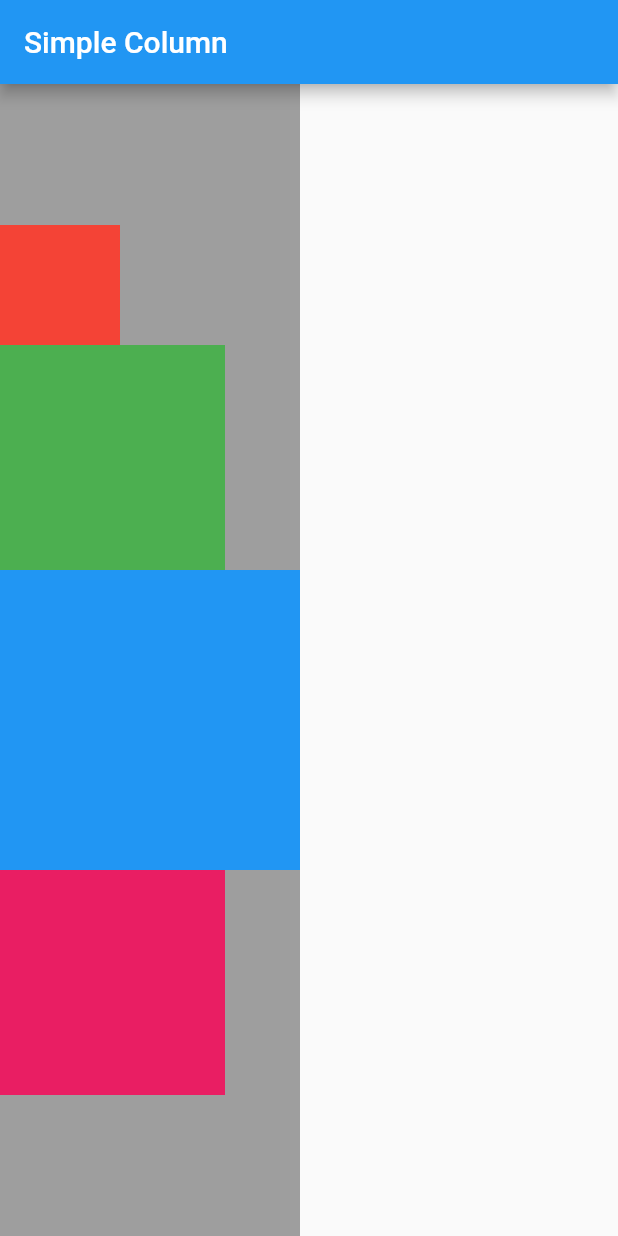
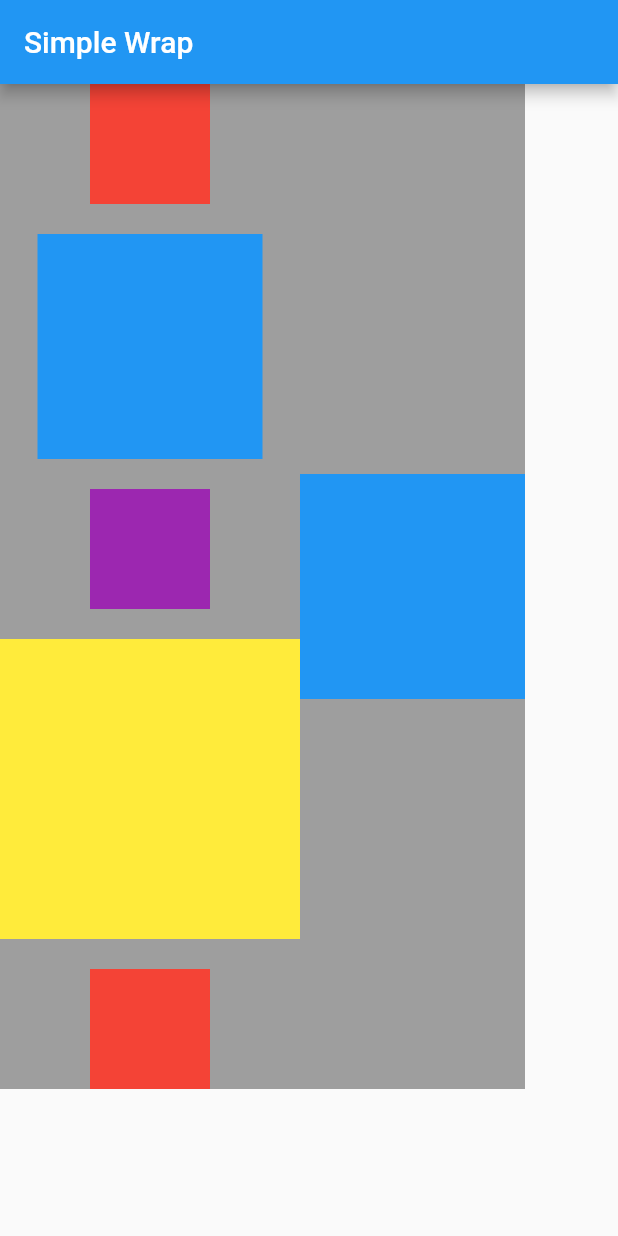
Before and after one commit to rockar06/Flutter-Basics, a Flutter app: the screen it shows after launch, on a phone screen of 412 x 824 dp. Run offline on Flutter 3.47's test engine with Material 2 defaults, Android fonts, the phone set to English and light mode, and no system bars.

Commit message:
Add example of Wrap usage

```diff
--- a/lib/main.dart
+++ b/lib/main.dart
@@ -1,5 +1,5 @@
 import 'package:flutter/material.dart';
-import 'package:fluttercourse/widgets/column/simple_column.dart';
+import 'package:fluttercourse/widgets/wrap/simple_wrap.dart';
 
 void main() {
   runApp(MyApp());
@@ -16,7 +16,7 @@ class MyApp extends StatelessWidget {
         visualDensity: VisualDensity.adaptivePlatformDensity,
       ),
       //home: MyHomePage(title: 'Flutter Demo Home Page'),
-      home: SimpleColumn(),
+      home: SimpleWrap(),
     );
   }
 }
--- a/lib/widgets/row/simple_row.dart
+++ b/lib/widgets/wrap/simple_wrap.dart
@@ -2,23 +2,25 @@ import 'package:flutter/material.dart';
 import 'package:fluttercourse/common/constants.dart';
 import 'package:fluttercourse/common/custom_scaffold.dart';
 
-class SimpleRow extends StatelessWidget {
+class SimpleWrap extends StatelessWidget {
   @override
   Widget build(BuildContext context) {
     return CustomScaffold(
-      title: "Simple Row",
+      title: "Simple Wrap",
       body: Container(
         color: Colors.grey,
-        child: Row(
-          mainAxisAlignment: MainAxisAlignment.center,
-          crossAxisAlignment: CrossAxisAlignment.start,
-          // Setting the size the row will take in the horizontal axis
-          //mainAxisSize: MainAxisSize.min,
+        child: Wrap(
+          crossAxisAlignment: WrapCrossAlignment.center,
+          spacing: 20.0,
+          alignment: WrapAlignment.center,
+          direction: Axis.vertical,
           children: [
-            _getBaseContainer(smallContainerSize, Colors.green),
-            //_getBaseContainer(smallContainerSize, Colors.blue),
+            _getBaseContainer(smallContainerSize, Colors.red),
             _getBaseContainer(mediumContainerSize, Colors.blue),
+            _getBaseContainer(smallContainerSize, Colors.purple),
+            _getBaseContainer(containerSize, Colors.yellow),
             _getBaseContainer(smallContainerSize, Colors.red),
+            _getBaseContainer(mediumContainerSize, Colors.blue),
           ],
         ),
       ),
```
